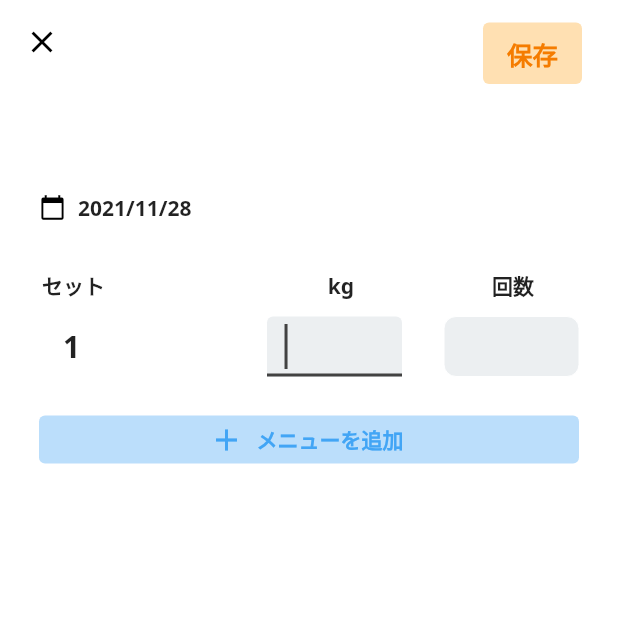
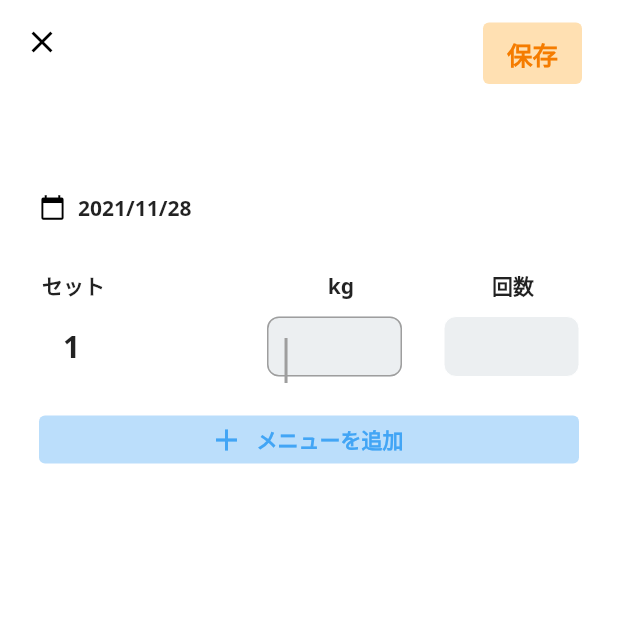
Before and after one commit to daibbon/github_1_1, a Flutter app: the BenchAddPage screen opened directly with empty values, on a phone screen of 412 x 824 dp, the top half of it. Run offline on Flutter 3.47's test engine with Material 2 defaults, Android fonts, the phone set to English and light mode, and no system bars; our stand-ins replace cloud_firestore, firebase_auth, firebase_core, fluttertoast, google_fonts, modal_bottom_sheet; accounts and stored records are empty.

Commit message:
2021/11/28 児島 30_4

```diff
--- a/lib/bench_add.dart
+++ b/lib/bench_add.dart
@@ -283,6 +283,9 @@ class _BenchAddPageState extends State<BenchAddPage> {
                               controller: item.weightController,
                               keyboardType: TextInputType.number,
                               decoration: const InputDecoration(
+                                focusedBorder: OutlineInputBorder(
+                                    borderRadius: BorderRadius.all(Radius.circular(8.0)),
+                                    borderSide: BorderSide(color: Color(0xFF9e9e9e))),
                                 enabledBorder: OutlineInputBorder(
                                     borderRadius: BorderRadius.all(
                                         Radius.circular(8)
@@ -335,8 +338,8 @@ class _BenchAddPageState extends State<BenchAddPage> {
                               keyboardType: TextInputType.number,
                               decoration: const InputDecoration(
                                 focusedBorder: OutlineInputBorder(
-                                    borderRadius: BorderRadius.all(Radius.circular(5.0)),
-                                    borderSide: BorderSide(color: Colors.blue)),
+                                    borderRadius: BorderRadius.all(Radius.circular(8.0)),
+                                    borderSide: BorderSide(color: Color(0xFF9e9e9e))),
                                 enabledBorder: OutlineInputBorder(
                                     borderRadius: BorderRadius.all(
                                         Radius.circular(8)
--- a/lib/main.dart
+++ b/lib/main.dart
@@ -25,7 +25,7 @@ class MyApp extends StatelessWidget {
       title: 'TRECA',
       theme: ThemeData.from(
         colorScheme: const ColorScheme.light(
-          primary: Color(0xFF424242),
+          primary: Color(0xFF9e9e9e),
         ),
       ),
       // アプリ起動時にログイン画面を表示
```
